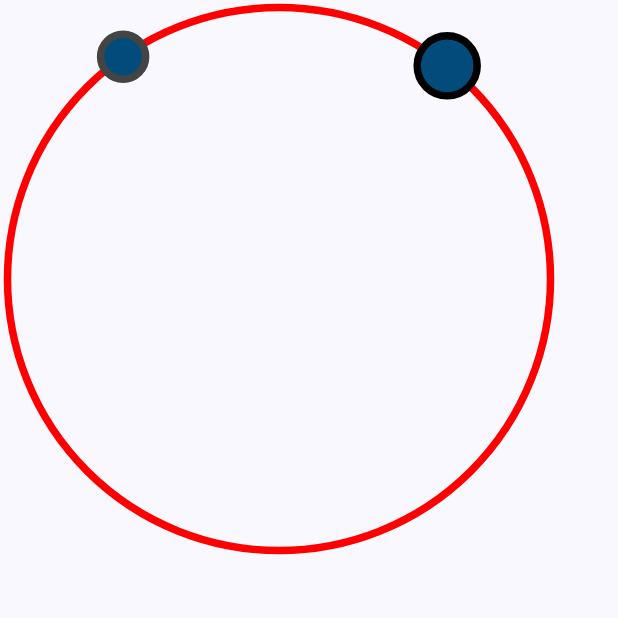
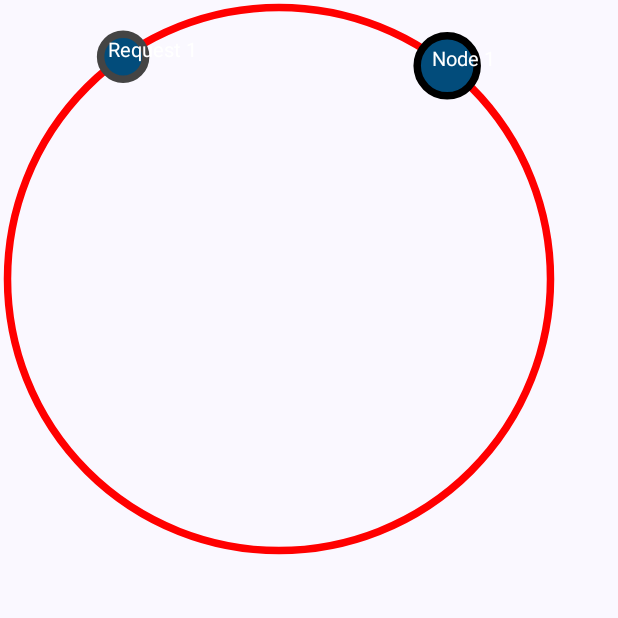
Before and after one commit to swapnilgt/consistenthashing, an Android app built with Jetpack Compose: the screen it shows after launch (MainActivity), after a tap on "Add Request", on a phone screen of 412 x 824 dp, the top half of it. Run offline under Robolectric (Android 15) with nearby library versions, the phone set to English and light mode, and no system bars; our stand-ins replace Dagger/Hilt's generated code; 1 other tap on this screen came first.

Commit message:
Add node case working properly

```diff
--- a/app/src/main/java/com/swapnil/consitenthashing/MainViewModel.kt
+++ b/app/src/main/java/com/swapnil/consitenthashing/MainViewModel.kt
@@ -60,7 +60,8 @@ internal class MainViewModel @Inject constructor(
                 bkgColor = hashToColorCodeConverter.convert(it.hashPosition),
                 borderColor = Color.Black,
                 radius = 20.dp,
-                radianVal = (it.hashPosition.toFloat() / HASH_SIZE) * Math.PI.toFloat() * 2
+                radianVal = (it.hashPosition.toFloat() / HASH_SIZE) * Math.PI.toFloat() * 2,
+                text = it.title
             )
         }
     }
@@ -74,7 +75,8 @@ internal class MainViewModel @Inject constructor(
                 } ?: Color.Gray,
                 borderColor = Color.DarkGray,
                 radius = 15.dp,
-                radianVal = (it.hashPosition.toFloat() / HASH_SIZE) * Math.PI.toFloat() * 2
+                radianVal = (it.hashPosition.toFloat() / HASH_SIZE) * Math.PI.toFloat() * 2,
+                text = it.title
             )
         }
     }
--- a/app/src/main/java/com/swapnil/consitenthashing/domain/ConsistentHashing.kt
+++ b/app/src/main/java/com/swapnil/consitenthashing/domain/ConsistentHashing.kt
@@ -45,7 +45,7 @@ internal class ConsistentHashing @Inject constructor(
 
     @Throws(NoNodePresentException::class)
     fun addRequest() {
-        createRequestUseCase.createRequest("Request ${nodes.size + 1}").let {
+        createRequestUseCase.createRequest("Request ${requests.size + 1}").let {
             addRequestUseCase.addRequest(it, nodes, requests)
         }
     }
--- a/app/src/main/java/com/swapnil/consitenthashing/presentation/pojo/NodeViewData.kt
+++ b/app/src/main/java/com/swapnil/consitenthashing/presentation/pojo/NodeViewData.kt
@@ -7,5 +7,6 @@ data class NodeViewData(
     val bkgColor: Color,
     val borderColor: Color,
     val radius: Dp,
-    val radianVal: Float
+    val radianVal: Float,
+    val text: String = "Node"
 )
--- a/app/src/main/java/com/swapnil/consitenthashing/presentation/view/Node.kt
+++ b/app/src/main/java/com/swapnil/consitenthashing/presentation/view/Node.kt
@@ -6,9 +6,12 @@ import androidx.compose.runtime.Composable
 import androidx.compose.ui.Modifier
 import androidx.compose.ui.geometry.Offset
 import androidx.compose.ui.graphics.Color
+import androidx.compose.ui.graphics.Paint
 import androidx.compose.ui.graphics.drawscope.DrawScope
 import androidx.compose.ui.graphics.drawscope.Stroke
+import androidx.compose.ui.graphics.nativeCanvas
 import androidx.compose.ui.platform.LocalConfiguration
+import androidx.compose.ui.text.drawText
 import androidx.compose.ui.tooling.preview.Preview
 import androidx.compose.ui.unit.Dp
 import androidx.compose.ui.unit.dp
@@ -38,6 +41,18 @@ fun DrawScope.node(
             this.center.y - sin(nodeViewData.radianVal) * circleRadius.toPx()
         )
     )
+    val x = this.center.x + cos(nodeViewData.radianVal) * circleRadius.toPx() - 10.dp.toPx()
+    val y = this.center.y - sin(nodeViewData.radianVal) * circleRadius.toPx()
+
+    // Create Paint object
+    val paint = Paint().asFrameworkPaint().apply {
+        color = android.graphics.Color.WHITE
+        textSize = 20f
+        isAntiAlias = true
+    }
+
+    // Draw text on canvas
+    drawContext.canvas.nativeCanvas.drawText(nodeViewData.text, x, y, paint)
 }
 
 @Preview(showSystemUi = true)
```
